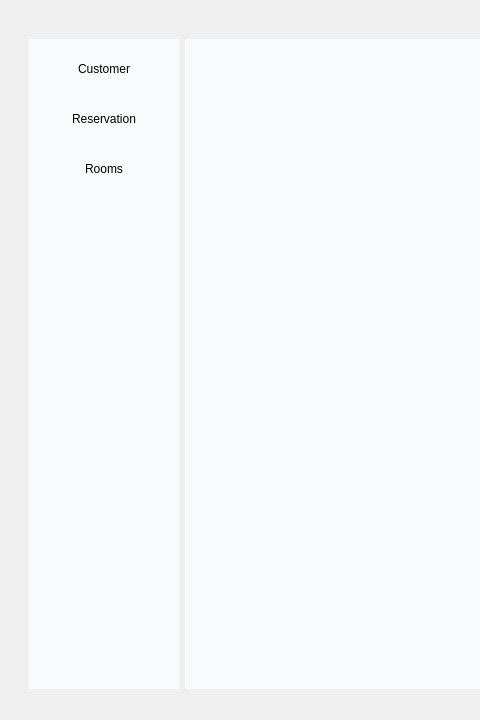
The window that src/ui/ui_main_window.ui (trung-kieen/hotel-booking-system) describes before a commit, drawn with Qt 5; both pictures show x 0 to 480 and y 0 to 720 of the 1080 by 720 pixel window.
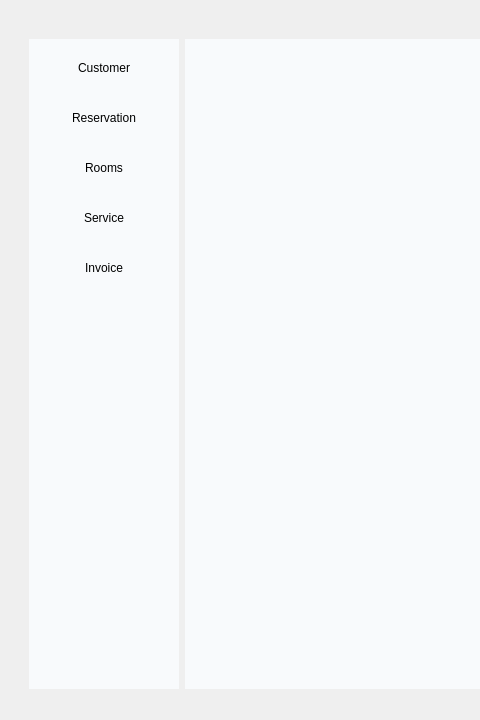
The same window after the commit.

Commit message:
feat: add base ui for service and invoice
   add base ui for two scene in main windown
   remove some style in main windown

Diff of the .ui file:
```diff
--- a/src/ui/ui_main_window.ui
+++ b/src/ui/ui_main_window.ui
@@ -82,15 +82,9 @@
              <property name="leftMargin">
               <number>0</number>
              </property>
-             <property name="topMargin">
-              <number>10</number>
-             </property>
              <property name="rightMargin">
               <number>0</number>
              </property>
-             <property name="bottomMargin">
-              <number>10</number>
-             </property>
              <item>
               <widget class="QPushButton" name="customerButton">
                <property name="sizePolicy">
@@ -101,7 +95,7 @@
                </property>
                <property name="minimumSize">
                 <size>
-                 <width>150</width>
+                 <width>0</width>
                  <height>40</height>
                 </size>
                </property>
@@ -145,6 +139,38 @@
                </property>
               </widget>
              </item>
+             <item>
+              <widget class="QPushButton" name="service_btn">
+               <property name="minimumSize">
+                <size>
+                 <width>150</width>
+                 <height>40</height>
+                </size>
+               </property>
+               <property name="text">
+                <string>Service</string>
+               </property>
+               <property name="flat">
+                <bool>true</bool>
+               </property>
+              </widget>
+             </item>
+             <item>
+              <widget class="QPushButton" name="invoice_btn">
+               <property name="minimumSize">
+                <size>
+                 <width>150</width>
+                 <height>40</height>
+                </size>
+               </property>
+               <property name="text">
+                <string>Invoice</string>
+               </property>
+               <property name="flat">
+                <bool>true</bool>
+               </property>
+              </widget>
+             </item>
              <item>
               <spacer name="verticalSpacer">
                <property name="orientation">
```
Left out of the diff: 12 changed lines with no effect on the pictures. The commit also changes 6 other files.
